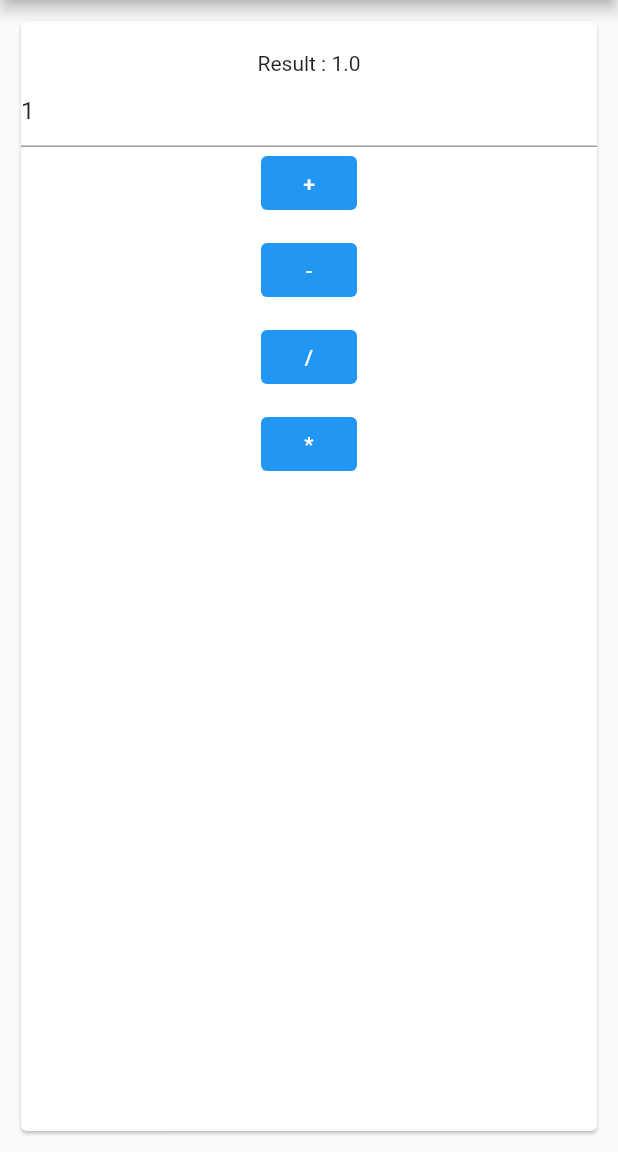
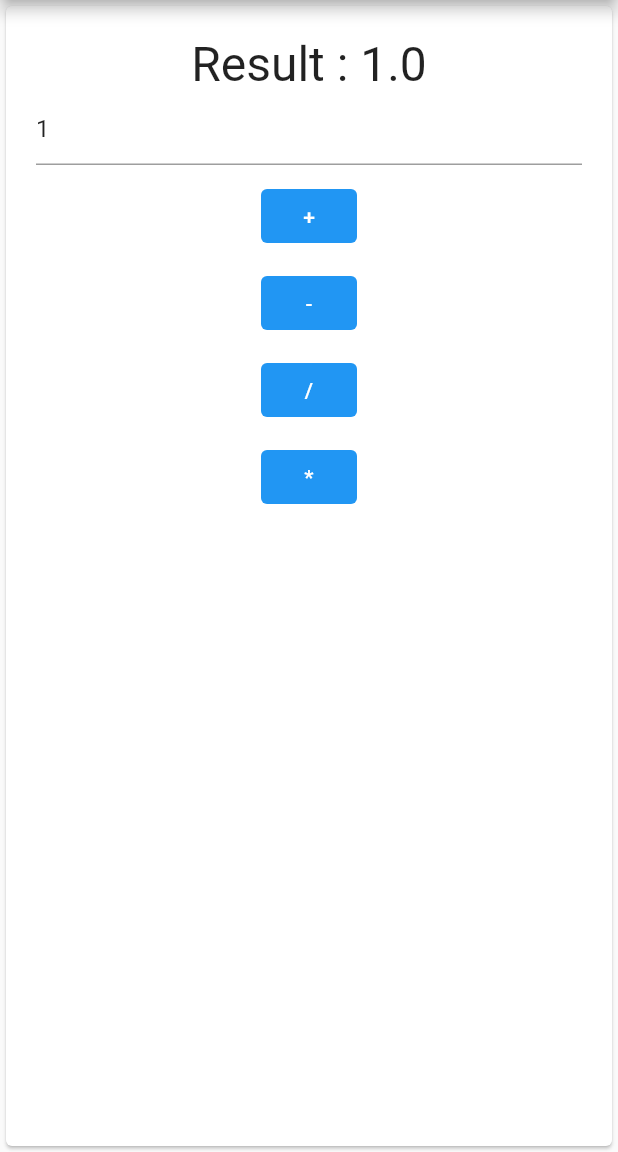
Before and after one commit to RabidMexican/flutter-test-app, a Flutter app: the screen it shows after launch, on a phone screen of 412 x 824 dp, the part 84-1236 px from its top. Run offline on Flutter 3.47's test engine with Material 2 defaults, Android fonts, the phone set to English and light mode, and no system bars; missing offline and left inert: dart:html.

Commit message:
Visual tweaks

```diff
--- a/lib/main.dart
+++ b/lib/main.dart
@@ -96,14 +96,15 @@ class _MyHomePageState extends State<MyHomePage> {
           // Center is a layout widget. It takes a single child and positions it
           // in the middle of the parent.
           constraints: BoxConstraints(minWidth: 600, maxWidth: 800),
-          padding: EdgeInsets.all(10),
           child: Card(
+            child: Padding(
+              padding: const EdgeInsets.all(20),
               child: Column(
                 mainAxisAlignment: MainAxisAlignment.start,
                 children: <Widget>[
-                Padding(padding: const EdgeInsets.only(top: 20)),
                   Text(
                     'Result : $_result',
+                    style: TextStyle(fontSize: 32),
                   ),
                   TextField(
                     controller: _inputController,
@@ -117,6 +118,7 @@ class _MyHomePageState extends State<MyHomePage> {
                     child: Column(
                       mainAxisAlignment: MainAxisAlignment.spaceBetween,
                       children: <Widget>[
+                        SizedBox(height: 10),
                         TextButton(
                           child: Text('+'),
                           onPressed: _add,
@@ -144,6 +146,7 @@ class _MyHomePageState extends State<MyHomePage> {
             ),
           ),
         ),
+      ),
     );
   }
 }
```
Lines whose indentation alone changed are shown as unchanged.
